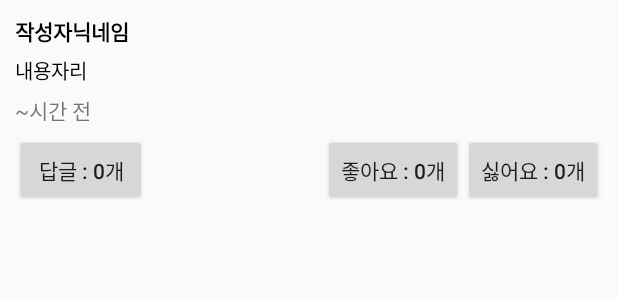
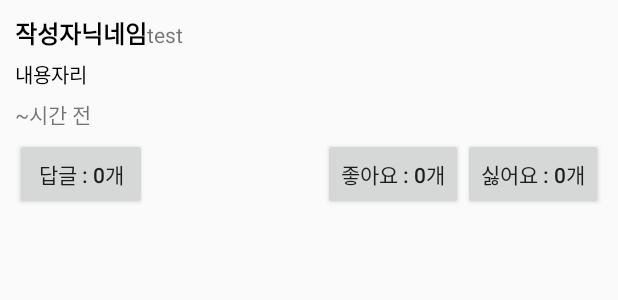
Before and after one commit to jsdev2013/APIPractice_20200615, an Android app: the layout topic_reply_list_item.xml on its own in the app's theme, with its tools: preview values and no code run, on a phone screen of 412 x 824 dp. Shown: the top 300 px of the screen. Run offline under Robolectric (Android 15) with nearby library versions, the phone set to English and light mode, and no system bars.

Commit message:
서버에서 내려주는 주제 정보 중 내 선택진영 추가 -> null일 가능성을 고려해서 파싱

```diff
--- a/app/src/main/AndroidManifest.xml
+++ b/app/src/main/AndroidManifest.xml
@@ -12,7 +12,8 @@
         android:supportsRtl="true"
         android:theme="@style/AppTheme"
         android:usesCleartextTraffic="true">
-        <activity android:name=".ViewTopicDetailActivity"></activity>
+        <activity android:name=".EditReplyActivity"></activity>
+        <activity android:name=".ViewTopicDetailActivity" />
         <activity
             android:name=".SplashActivity"
             android:theme="@style/Theme.AppCompat.Light.NoActionBar">
--- a/app/src/main/java/com/jisu/apipractice_20200615/ViewTopicDetailActivity.kt
+++ b/app/src/main/java/com/jisu/apipractice_20200615/ViewTopicDetailActivity.kt
@@ -1,5 +1,6 @@
 package com.jisu.apipractice_20200615
 
+import android.content.Intent
 import android.os.Bundle
 import android.widget.Toast
 import com.bumptech.glide.Glide
@@ -38,6 +39,11 @@ class ViewTopicDetailActivity : BaseActivity() {
 
         voteToSecondSideBtn.setOnClickListener {
             voteSideToServer(mTopic.sideList[1].id)
+        }
+
+        postReplyBtn.setOnClickListener {
+            var myIntent = Intent(mContext, EditReplyActivity::class.java)
+            startActivity(myIntent)
         }
     }
 
--- a/app/src/main/java/com/jisu/apipractice_20200615/adapters/TopicReplyAdapter.kt
+++ b/app/src/main/java/com/jisu/apipractice_20200615/adapters/TopicReplyAdapter.kt
@@ -39,6 +39,7 @@ class TopicReplyAdapter(
         val replyBtn = row.findViewById<Button>(R.id.replyBtn)
         val likeBtn = row.findViewById<Button>(R.id.likeBtn)
         val dislikeBtn = row.findViewById<Button>(R.id.dislikeBtn)
+        val selectedSideTitleTxt = row.findViewById<TextView>(R.id.selectedSideTitleTxt)
 
         val data = mList[position]
 
@@ -47,6 +48,7 @@ class TopicReplyAdapter(
         replyBtn.text = "답글 : ${data.replyCnt.toString()}개"
         likeBtn.text = "좋아요 : ${data.likeCtn.toString()}개"
         dislikeBtn.text = "싫어요 : ${data.dislikeCtn.toString()}개"
+        selectedSideTitleTxt.text = "(${data.selectedSide.title})"
 
         val sdf = SimpleDateFormat("M월 d일 a h시 m분")
 
--- a/app/src/main/java/com/jisu/apipractice_20200615/datas/TopicReply.kt
+++ b/app/src/main/java/com/jisu/apipractice_20200615/datas/TopicReply.kt
@@ -18,6 +18,9 @@ class TopicReply {
 
     lateinit var writer: User
 
+    // 의견이 어떤 진영을 옹호하는지
+    lateinit var selectedSide: TopicSide
+
     // 속성일시를 시간 형태로 저장 변수 => 기본값: 현재일시
     val createdAt = Calendar.getInstance()
 
@@ -33,6 +36,9 @@ class TopicReply {
             tr.likeCtn = json.getInt("like_count")
             tr.dislikeCtn = json.getInt("dislike_count")
             tr.replyCnt = json.getInt("reply_count")
+
+            // 선택진영 정보 파싱 => selected_side JSON => topicSide 전화
+            tr.selectedSide = TopicSide.getTopicSideFromJson(json.getJSONObject("selected_side"))
 
             val userObject = json.getJSONObject("user")
             tr.writer = User.getUserFromJson(userObject)
--- a/app/src/main/res/layout/activity_view_topic_detail.xml
+++ b/app/src/main/res/layout/activity_view_topic_detail.xml
@@ -130,6 +130,7 @@
             android:layout_height="match_parent"/>
 
         <Button
+            android:id="@+id/postReplyBtn"
             android:layout_width="wrap_content"
             android:layout_height="wrap_content"
             android:layout_gravity="right|bottom"
--- a/app/src/main/res/layout/topic_reply_list_item.xml
+++ b/app/src/main/res/layout/topic_reply_list_item.xml
@@ -10,13 +10,27 @@
         android:orientation="vertical"
         android:padding="10dp">
 
+        <LinearLayout
+            android:layout_width="match_parent"
+            android:layout_height="match_parent"
+            android:orientation="horizontal">
+
             <TextView
                 android:id="@+id/replyNickNameTxt"
                 android:layout_width="wrap_content"
                 android:layout_height="wrap_content"
                 android:text="작성자닉네임"
+                android:textSize="16sp"
                 android:textColor="@color/black"
                 android:textStyle="bold"/>
+
+             <TextView
+                 android:id="@+id/selectedSideTitleTxt"
+                 android:layout_width="wrap_content"
+                 android:layout_height="wrap_content"
+                 android:text="test"/>
+
+        </LinearLayout>
 
         <TextView
             android:id="@+id/replyContentTxt"
```
Also changed, not shown: app/src/main/java/com/jisu/apipractice_20200615/EditReplyActivity.kt (added, +23 -0 lines), app/src/main/java/com/jisu/apipractice_20200615/datas/Topic.kt (+10 -0 lines), app/src/main/res/layout/activity_edit_reply.xml (added, +62 -0 lines). Lines whose indentation alone changed are shown as unchanged.
